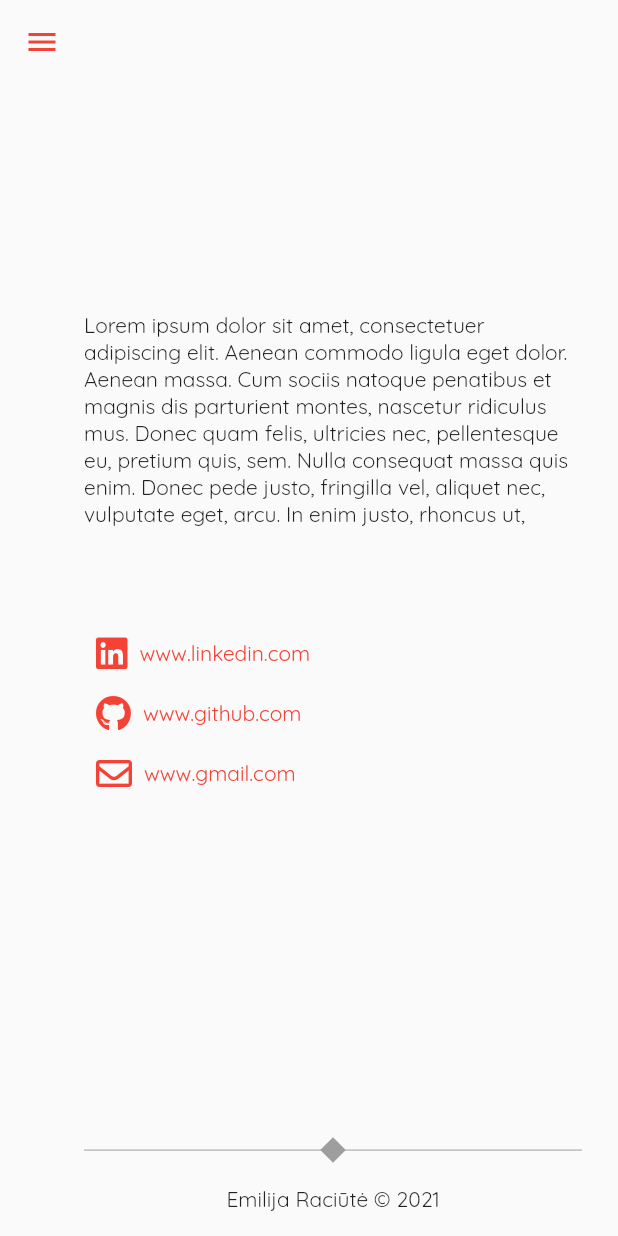
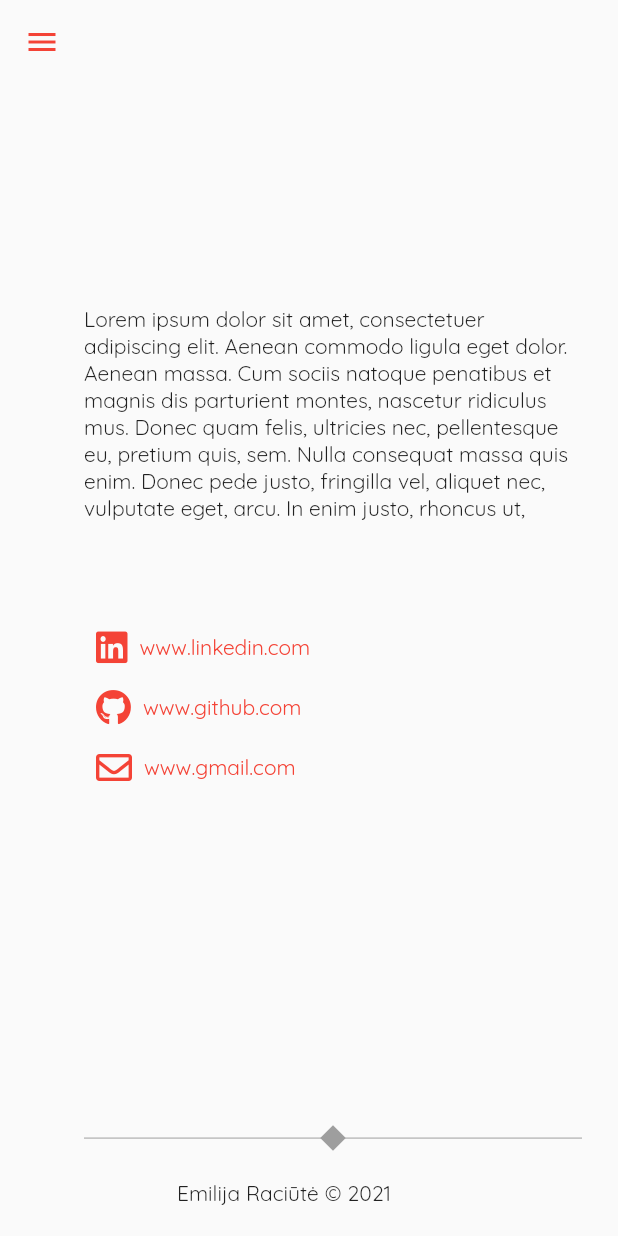
Before and after one commit to emirac/resume, a Flutter app: the screen it shows after launch, scrolled down 2231 dp, on a phone screen of 412 x 824 dp. Run offline on Flutter 3.47's test engine with Material 2 defaults, Android fonts, the light colour scheme and no system bars; our stand-ins replace carousel_slider, font_awesome_flutter; missing offline and left inert: dart:html, hovering.

Commit message:
Fixed footer alignment

```diff
--- a/lib/pages/contact_page.dart
+++ b/lib/pages/contact_page.dart
@@ -39,7 +39,19 @@ class ContactPage extends StatelessWidget {
           Row(
             mainAxisAlignment: MainAxisAlignment.center,
             children: [
-              Text('Emilija Raciūtė \u00a9 2021'),
+              Expanded(
+                child: Text(
+                  'Emilija Raciūtė',
+                  textAlign: TextAlign.end,
+                ),
+              ),
+              Padding(
+                padding: const EdgeInsets.all(4),
+                child: Text('\u00a9'),
+              ),
+              Expanded(
+                child: Text('2021'),
+              ),
             ],
           ),
           SizedBox(
```
